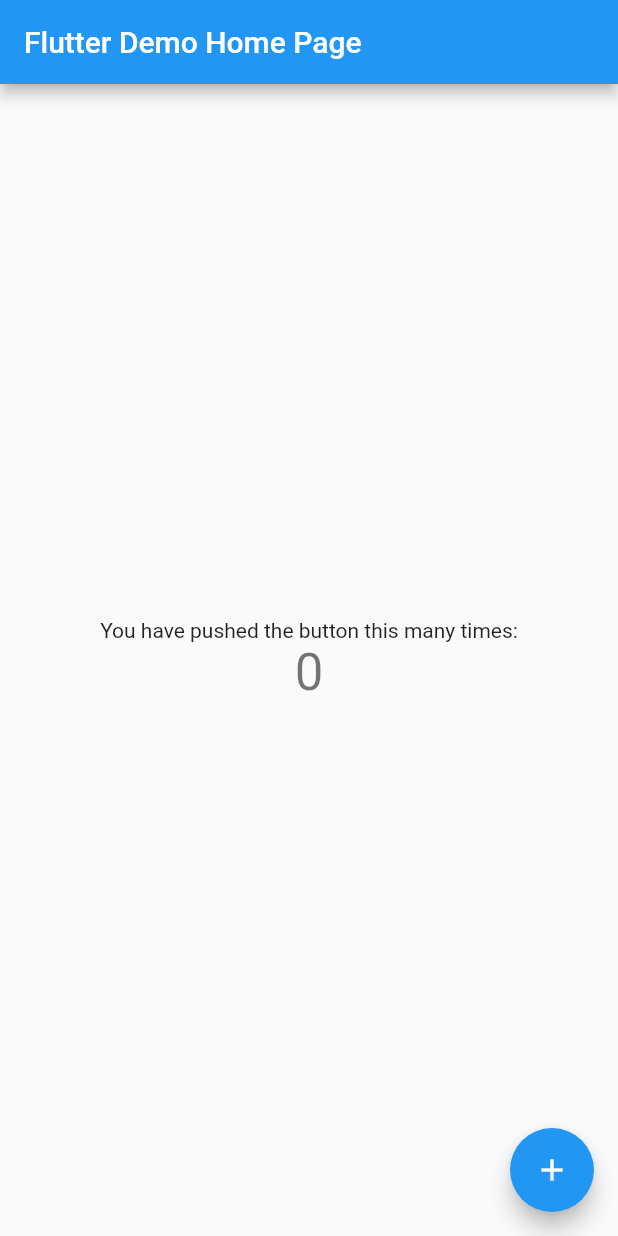
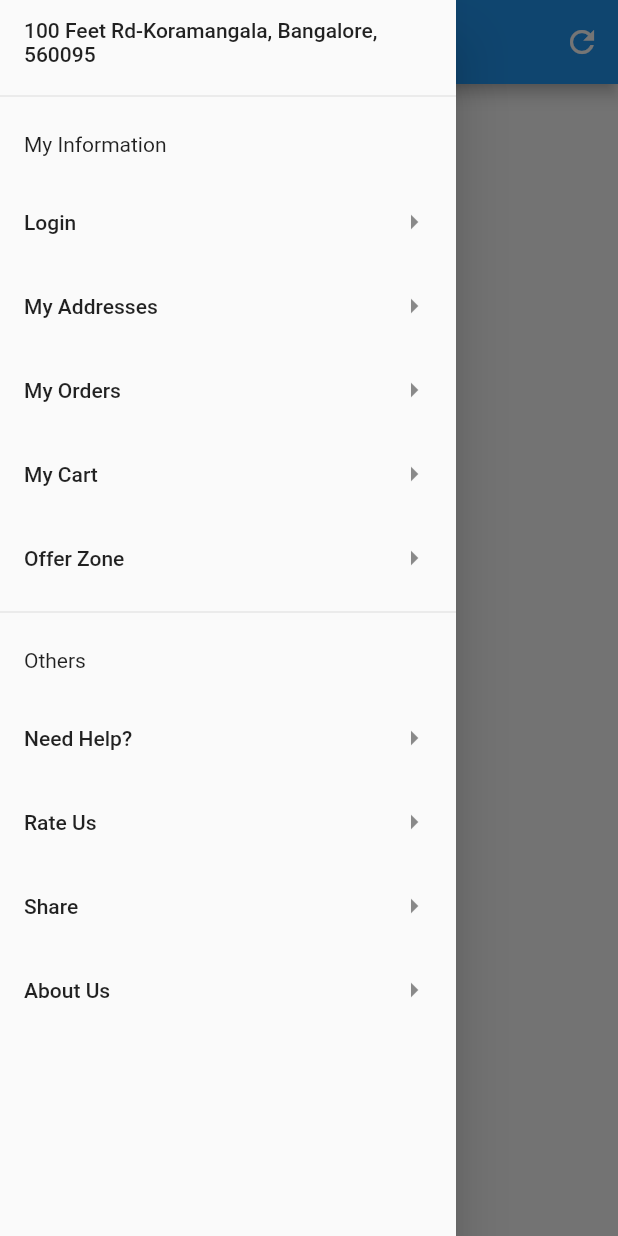
Before and after one commit to sairahul1526/grocery, a Flutter app: the screen it shows after launch, with the side drawer open (before the commit the screen has no drawer), on a phone screen of 412 x 824 dp. Run offline on Flutter 3.47's test engine with Material 2 defaults, Android fonts, the phone set to English and light mode, and no system bars.

Commit message:
side bar

```diff
--- a/lib/main.dart
+++ b/lib/main.dart
@@ -1,109 +1,41 @@
 import 'package:flutter/material.dart';
 
-void main() => runApp(new MyApp());
+import './views/side_bar.dart';
 
-class MyApp extends StatelessWidget {
-  // This widget is the root of your application.
+void main() => runApp(
+  new MaterialApp(
+    home: new RealWorldApp(),
+  )
+);
+
+class RealWorldApp extends StatefulWidget {
   @override
-  Widget build(BuildContext context) {
-    return new MaterialApp(
-      title: 'Flutter Demo',
-      theme: new ThemeData(
-        // This is the theme of your application.
-        //
-        // Try running your application with "flutter run". You'll see the
-        // application has a blue toolbar. Then, without quitting the app, try
-        // changing the primarySwatch below to Colors.green and then invoke
-        // "hot reload" (press "r" in the console where you ran "flutter run",
-        // or press Run > Flutter Hot Reload in IntelliJ). Notice that the
-        // counter didn't reset back to zero; the application is not restarted.
-        primarySwatch: Colors.blue,
-      ),
-      home: new MyHomePage(title: 'Flutter Demo Home Page'),
-    );
-  }
+    State<StatefulWidget> createState() {
+      return new RealWorldState();
+    }
 }
 
-class MyHomePage extends StatefulWidget {
-  MyHomePage({Key key, this.title}) : super(key: key);
-
-  // This widget is the home page of your application. It is stateful, meaning
-  // that it has a State object (defined below) that contains fields that affect
-  // how it looks.
-
-  // This class is the configuration for the state. It holds the values (in this
-  // case the title) provided by the parent (in this case the App widget) and
-  // used by the build method of the State. Fields in a Widget subclass are
-  // always marked "final".
-
-  final String title;
+class RealWorldState extends State<RealWorldApp> {
 
   @override
-  _MyHomePageState createState() => new _MyHomePageState();
+    Widget build(BuildContext context) {
+        return new Scaffold(
+          appBar: new AppBar(
+            title: new Text("GROCERY"),
+            actions: <Widget>[
+              new IconButton(icon: new Icon(Icons.refresh),
+                onPressed: () {
+                  print("Reloading...");
+                },
+              )
+            ],
+          ),
+          drawer: new Drawer(
+            child: new SideBar(),
+          ),
+          body: new Center(
+            child: new CircularProgressIndicator()
+          ),
+        );
+    }
 }
-
-class _MyHomePageState extends State<MyHomePage> {
-  int _counter = 0;
-
-  void _incrementCounter() {
-    setState(() {
-      // This call to setState tells the Flutter framework that something has
-      // changed in this State, which causes it to rerun the build method below
-      // so that the display can reflect the updated values. If we changed
-      // _counter without calling setState(), then the build method would not be
-      // called again, and so nothing would appear to happen.
-      _counter++;
-    });
-  }
-
-  @override
-  Widget build(BuildContext context) {
-    // This method is rerun every time setState is called, for instance as done
-    // by the _incrementCounter method above.
-    //
-    // The Flutter framework has been optimized to make rerunning build methods
-    // fast, so that you can just rebuild anything that needs updating rather
-    // than having to individually change instances of widgets.
-    return new Scaffold(
-      appBar: new AppBar(
-        // Here we take the value from the MyHomePage object that was created by
-        // the App.build method, and use it to set our appbar title.
-        title: new Text(widget.title),
-      ),
-      body: new Center(
-        // Center is a layout widget. It takes a single child and positions it
-        // in the middle of the parent.
-        child: new Column(
-          // Column is also layout widget. It takes a list of children and
-          // arranges them vertically. By default, it sizes itself to fit its
-          // children horizontally, and tries to be as tall as its parent.
-          //
-          // Invoke "debug paint" (press "p" in the console where you ran
-          // "flutter run", or select "Toggle Debug Paint" from the Flutter tool
-          // window in IntelliJ) to see the wireframe for each widget.
-          //
-          // Column has various properties to control how it sizes itself and
-          // how it positions its children. Here we use mainAxisAlignment to
-          // center the children vertically; the main axis here is the vertical
-          // axis because Columns are vertical (the cross axis would be
-          // horizontal).
-          mainAxisAlignment: MainAxisAlignment.center,
-          children: <Widget>[
-            new Text(
-              'You have pushed the button this many times:',
-            ),
-            new Text(
-              '$_counter',
-              style: Theme.of(context).textTheme.display1,
-            ),
-          ],
-        ),
-      ),
-      floatingActionButton: new FloatingActionButton(
-        onPressed: _incrementCounter,
-        tooltip: 'Increment',
-        child: new Icon(Icons.add),
-      ), // This trailing comma makes auto-formatting nicer for build methods.
-    );
-  }
-}
--- /dev/null
+++ b/lib/views/side_bar.dart
@@ -0,0 +1,64 @@
+import 'package:flutter/material.dart';
+
+class SideBar extends StatelessWidget {
+
+  String address = "100 Feet Rd-Koramangala, Bangalore, 560095";
+
+  @override
+    Widget build(BuildContext context) {
+      return new ListView(
+        children: <Widget>[
+          new ListTile(
+            title: new Text(address),
+            onTap: () => print("location clicked..."),
+          ),
+          new Divider(),
+          new Container(
+            padding: EdgeInsets.all(16.0),
+            child: new Text("My Information"),
+          ),
+          new ListTile(
+            title: new Text("Login"),
+            trailing: new Icon(Icons.arrow_right)
+          ),
+          new ListTile(
+            title: new Text("My Addresses"),
+            trailing: new Icon(Icons.arrow_right)
+          ),
+          new ListTile(
+            title: new Text("My Orders"),
+            trailing: new Icon(Icons.arrow_right)
+          ),
+          new ListTile(
+            title: new Text("My Cart"),
+            trailing: new Icon(Icons.arrow_right)
+          ),
+          new ListTile(
+            title: new Text("Offer Zone"),
+            trailing: new Icon(Icons.arrow_right)
+          ),
+          new Divider(),
+          new Container(
+            padding: EdgeInsets.all(16.0),
+            child: new Text("Others"),
+          ),
+          new ListTile(
+            title: new Text("Need Help?"),
+            trailing: new Icon(Icons.arrow_right)
+          ),
+          new ListTile(
+            title: new Text("Rate Us"),
+            trailing: new Icon(Icons.arrow_right)
+          ),
+          new ListTile(
+            title: new Text("Share"),
+            trailing: new Icon(Icons.arrow_right)
+          ),
+          new ListTile(
+            title: new Text("About Us"),
+            trailing: new Icon(Icons.arrow_right)
+          ),
+        ],
+      );
+    }
+}
```
Also changed, not shown: 1 other file.
